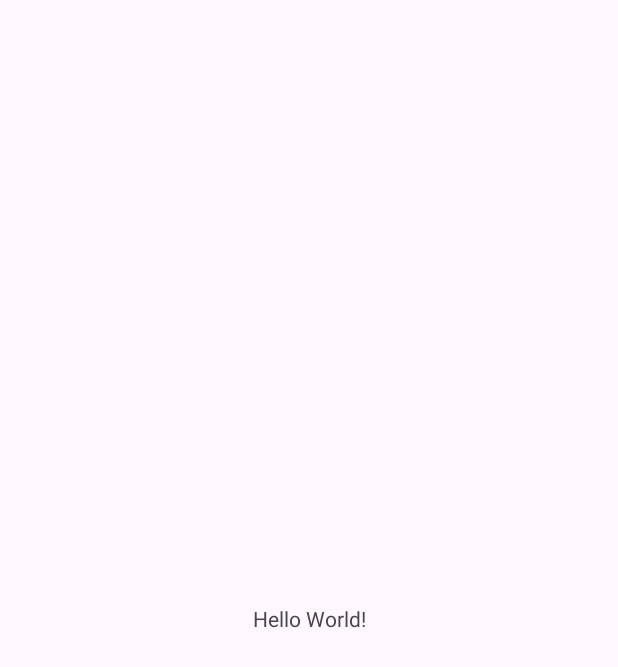
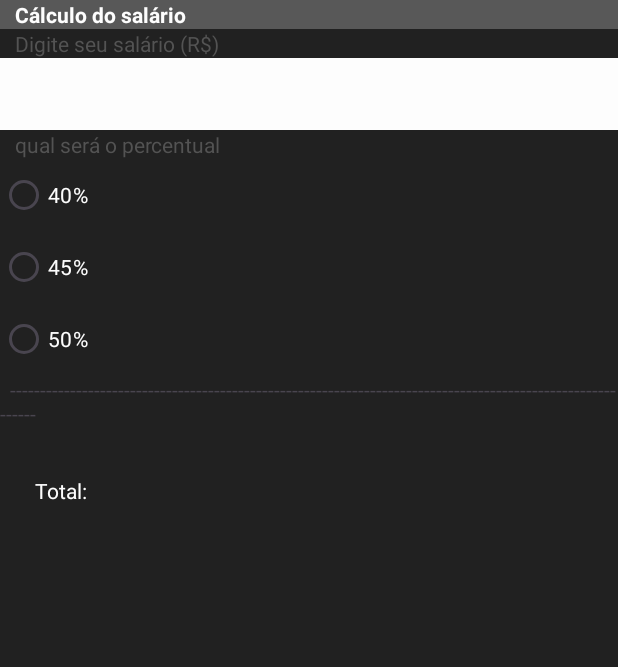
Before and after one commit to LiuYueLYHX/MarketSystem, an Android app: the screen it shows after launch (MainActivity), on a phone screen of 412 x 824 dp. Before the commit the part shown is almost empty. Shown: the top 667 px of the screen. Run offline under Robolectric (Android 15) with nearby library versions, the phone set to English and light mode, and no system bars.

Commit message:
questao2

```diff
--- a/CalculoDoSalario/app/src/main/java/com/example/calculodosalario/MainActivity.java
+++ b/CalculoDoSalario/app/src/main/java/com/example/calculodosalario/MainActivity.java
@@ -1,6 +1,15 @@
 package com.example.calculodosalario;
 
 import android.os.Bundle;
+import android.util.Log;
+import android.view.View;
+import android.widget.Button;
+import android.widget.CompoundButton;
+import android.widget.EditText;
+import android.widget.RadioButton;
+import android.widget.RadioGroup;
+import android.widget.TextView;
+import android.widget.Toast;
 
 import androidx.activity.EdgeToEdge;
 import androidx.appcompat.app.AppCompatActivity;
@@ -10,15 +19,41 @@ import androidx.core.view.WindowInsetsCompat;
 
 public class MainActivity extends AppCompatActivity {
 
+    TextView resultado;
+    RadioGroup rbSalario;
+    EditText salario;
+    Button finaliza;
     @Override
     protected void onCreate(Bundle savedInstanceState) {
         super.onCreate(savedInstanceState);
         EdgeToEdge.enable(this);
         setContentView(R.layout.activity_main);
+        rbSalario = findViewById(R.id.rbSalario);
+        resultado = findViewById(R.id.resultado);
+        salario = findViewById(R.id.Salario);
+        rbSalario.setOnCheckedChangeListener(new RadioGroup.OnCheckedChangeListener() {
+            @Override
+            public void onCheckedChanged(RadioGroup group, int checkedId) {
+                if (checkedId == R.id.rb40) {
+                    Log.d("RadioButton", "40% selected");
+                    float dinheiro = Float.parseFloat(salario.getText().toString());
+                    resultado.setText("\n\n       Total:                                                                                         "+"\n\n                                                                                                "+String.format("%.2f",dinheiro*1.4f));
+                } else if (checkedId == R.id.rb45) {
+                    Log.d("RadioButton", "45% selected");
+                    float dinheiro = Float.parseFloat(salario.getText().toString());
+                    resultado.setText("\n\n       Total:                                                                                         "+"\n\n                                                                                                "+String.format("%.2f",dinheiro*1.45f));
+                } else if (checkedId == R.id.rb50) {
+                    Log.d("RadioButton", "50% selected");
+                    float dinheiro = Float.parseFloat(salario.getText().toString());
+                    resultado.setText("\n\n       Total:                                                                                         "+"\n\n                                                                                                "+String.format("%.2f",dinheiro*1.5f));
+                }
+            }
+        });
         ViewCompat.setOnApplyWindowInsetsListener(findViewById(R.id.main), (v, insets) -> {
             Insets systemBars = insets.getInsets(WindowInsetsCompat.Type.systemBars());
             v.setPadding(systemBars.left, systemBars.top, systemBars.right, systemBars.bottom);
             return insets;
         });
     }
+
 }
--- a/CalculoDoSalario/app/src/main/res/layout/activity_main.xml
+++ b/CalculoDoSalario/app/src/main/res/layout/activity_main.xml
@@ -1,19 +1,94 @@
 <?xml version="1.0" encoding="utf-8"?>
-<androidx.constraintlayout.widget.ConstraintLayout xmlns:android="http://schemas.android.com/apk/res/android"
+<LinearLayout xmlns:android="http://schemas.android.com/apk/res/android"
     xmlns:app="http://schemas.android.com/apk/res-auto"
     xmlns:tools="http://schemas.android.com/tools"
     android:id="@+id/main"
     android:layout_width="match_parent"
     android:layout_height="match_parent"
+    android:background="#212121"
+    android:orientation="vertical"
     tools:context=".MainActivity">
 
     <TextView
-        android:layout_width="wrap_content"
+        android:id="@+id/TelaDaSistema"
+        android:layout_width="match_parent"
         android:layout_height="wrap_content"
-        android:text="Hello World!"
+        android:background="#585858"
+        android:text="   Cálculo do salário"
+        android:textColor="#FDFDFD"
+        android:textStyle="bold"
         app:layout_constraintBottom_toBottomOf="parent"
         app:layout_constraintEnd_toEndOf="parent"
         app:layout_constraintStart_toStartOf="parent"
         app:layout_constraintTop_toTopOf="parent" />
 
-</androidx.constraintlayout.widget.ConstraintLayout>
+    <TextView
+        android:id="@+id/ConteudoDaSistema"
+        android:layout_width="match_parent"
+        android:layout_height="wrap_content"
+        android:text="   Digite seu salário (R$)"
+        android:textColor="#535353" />
+
+    <EditText
+        android:id="@+id/Salario"
+        android:layout_width="match_parent"
+        android:layout_height="48dp"
+        android:background="#FDFDFD"
+        android:ems="10"
+        android:inputType="number" />
+
+    <TextView
+        android:id="@+id/TextPercentual"
+        android:layout_width="match_parent"
+        android:layout_height="wrap_content"
+        android:text="   qual será o percentual"
+        android:textColor="#535353" />
+
+    <RadioGroup
+        android:id="@+id/rbSalario"
+        android:layout_width="match_parent"
+        android:layout_height="wrap_content">
+
+        <RadioButton
+            android:id="@+id/rb40"
+            android:layout_width="match_parent"
+            android:layout_height="wrap_content"
+            android:text="40%"
+            android:textColor="#FDFDFD" />
+
+        <RadioButton
+            android:id="@+id/rb45"
+            android:layout_width="match_parent"
+            android:layout_height="wrap_content"
+            android:text="45%"
+            android:textColor="#FDFDFD" />
+
+        <RadioButton
+            android:id="@+id/rb50"
+            android:layout_width="match_parent"
+            android:layout_height="wrap_content"
+            android:text="50%"
+            android:textColor="#FDFDFD" />
+    </RadioGroup>
+
+    <TextView
+        android:id="@+id/textLine"
+        android:layout_width="match_parent"
+        android:layout_height="wrap_content"
+        android:text="  -----------------------------------------------------------------------------------------------------------" />
+
+    <TextView
+        android:id="@+id/resultado"
+        android:layout_width="match_parent"
+        android:layout_height="99dp"
+        android:text="\n\n
+
+     Total:                                                                                         "
+        android:textColor="#FDFDFD" />
+
+    <LinearLayout
+        android:layout_width="match_parent"
+        android:layout_height="match_parent"
+        android:orientation="horizontal"/>
+
+</LinearLayout>
```
